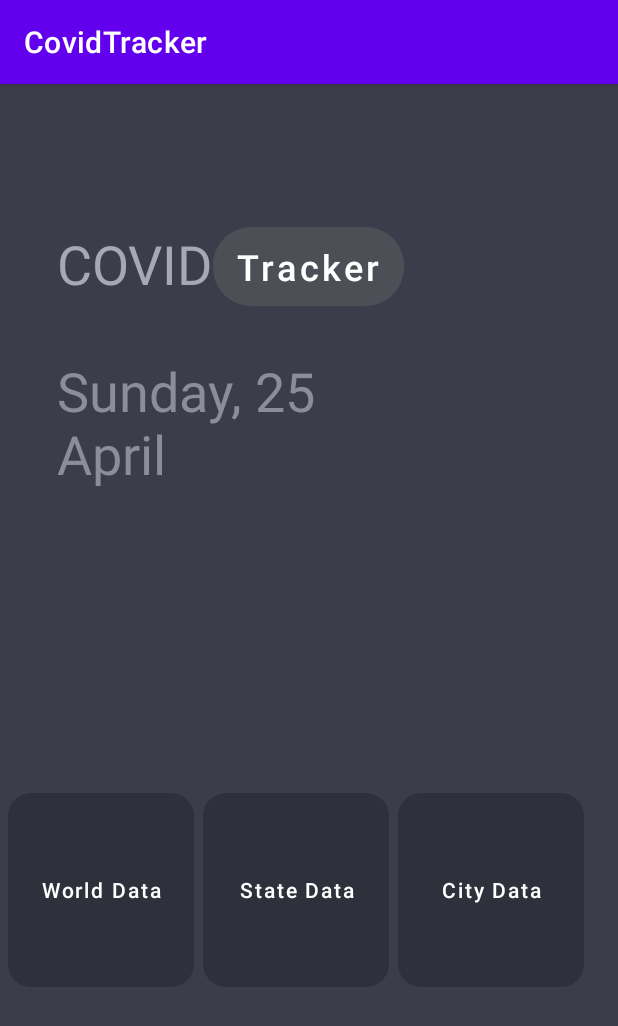
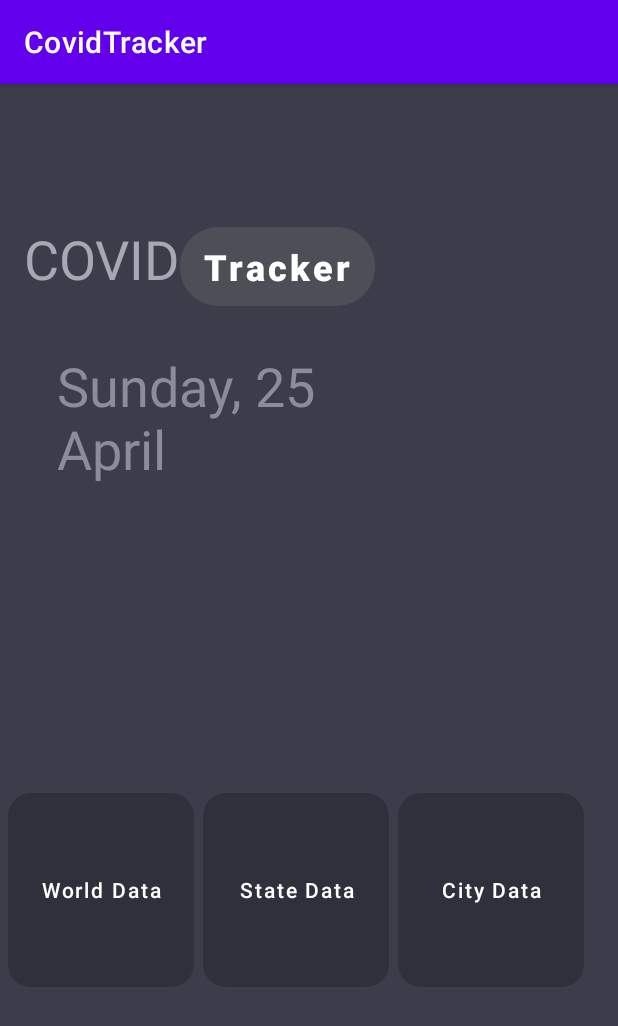
Before and after one commit to SunnyTamang/CovidTracker, an Android app: the screen it shows after launch (MainActivity), on a phone screen of 412 x 824 dp. Shown: the top 1026 px of the screen. Run offline under Robolectric (Android 15) with nearby library versions, the phone set to English and light mode, and no system bars.

Commit message:
Testing commit

```diff
--- a/app/src/main/res/layout/activity_main.xml
+++ b/app/src/main/res/layout/activity_main.xml
@@ -54,15 +54,17 @@
         android:id="@+id/covidtext"
         android:layout_width="wrap_content"
         android:layout_height="wrap_content"
-        android:layout_marginStart="38dp"
-        android:layout_marginLeft="38dp"
-        android:layout_marginTop="95dp"
+        android:layout_marginStart="16dp"
+        android:layout_marginLeft="16dp"
+        android:layout_marginTop="92dp"
+        android:textStyle="normal"
         android:text="@string/covid"
+        android:textAllCaps="false"
         android:textColor="#A6A8B4"
         android:textSize="36sp"
+        android:fontFamily="sans-serif"
         app:layout_constraintStart_toStartOf="parent"
-        app:layout_constraintTop_toTopOf="parent"
-        android:textAllCaps="false"/>
+        app:layout_constraintTop_toTopOf="parent" />
 
     <Button
         android:id="@+id/button2"
@@ -71,7 +73,9 @@
         android:layout_marginTop="95dp"
         android:text="@string/tracker"
         android:textSize="24sp"
+        android:textStyle="bold"
         app:backgroundTint="#4D4F57"
+        android:fontFamily="sans-serif-medium"
         app:layout_constraintStart_toEndOf="@+id/covidtext"
         app:layout_constraintTop_toTopOf="parent"
         android:background="@drawable/trackertext"
```
